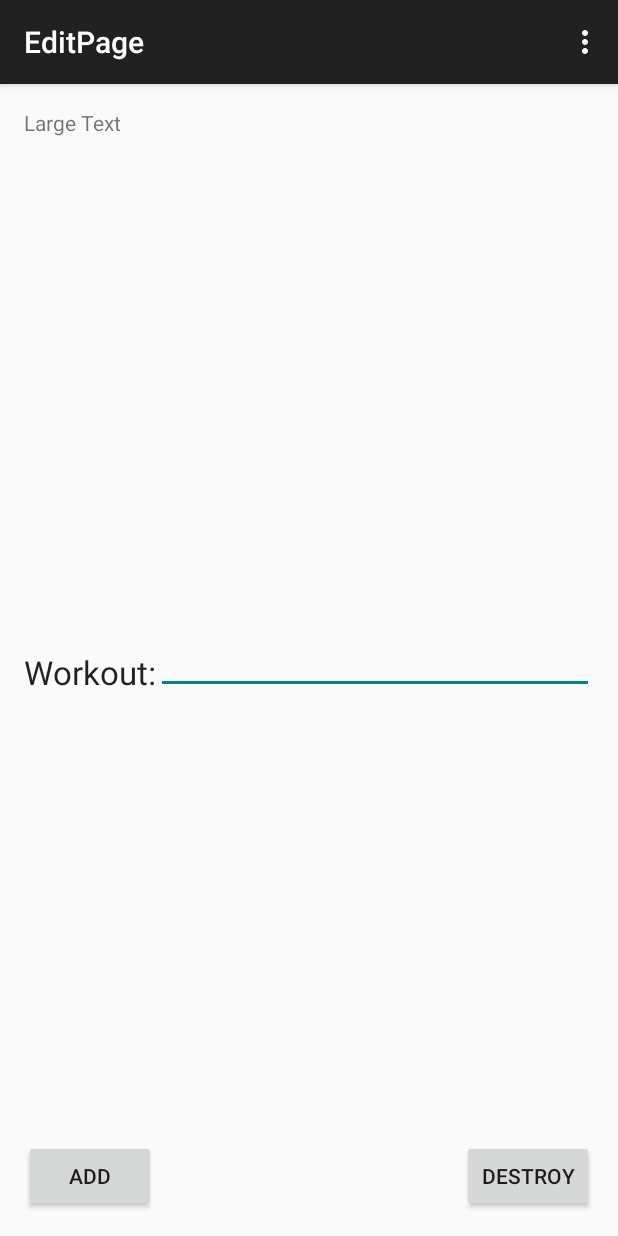
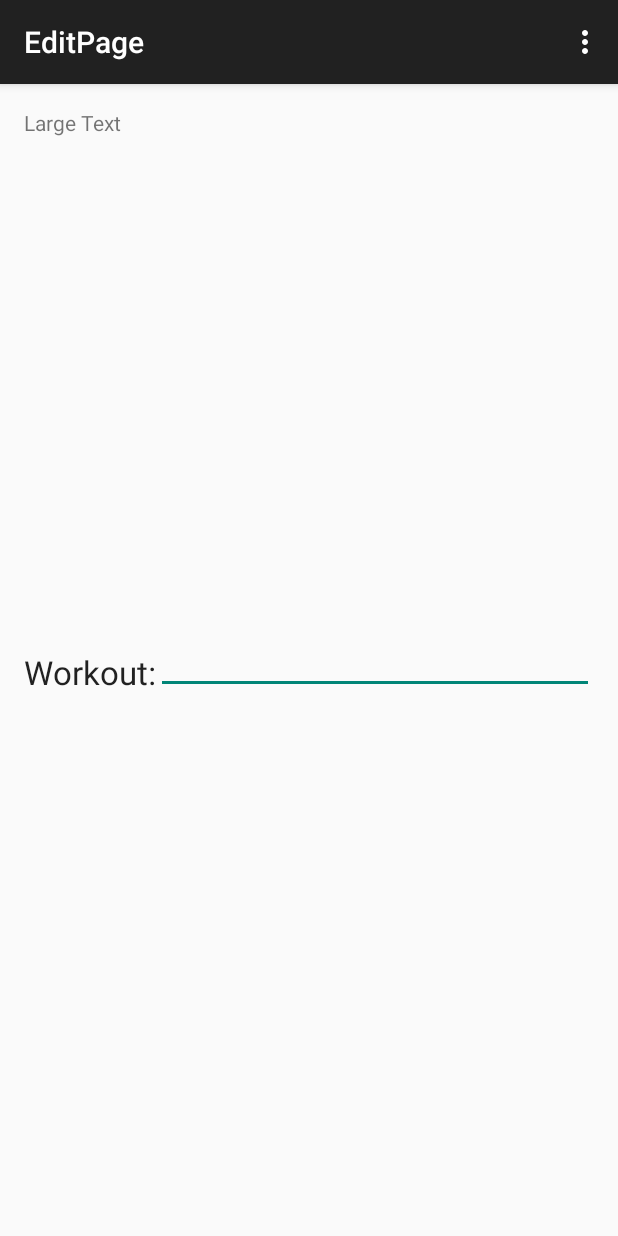
Before and after one commit to helloimjames/LiftApp, an Android app: the EditPage screen opened directly, with no data from a screen before it, on a phone screen of 412 x 824 dp. Run offline under Robolectric (Android 15) with nearby library versions, the phone set to English and light mode, and no system bars.

Commit message:
Update # 3
Table 3 initialized

```diff
--- a/liftapp/src/main/java/com/example/liftapp/AddExercise.java
+++ b/liftapp/src/main/java/com/example/liftapp/AddExercise.java
@@ -21,14 +21,14 @@ public class AddExercise extends Activity {
 
 
         openDB();
-        KillAllRecords();
+        //KillAllRecords();
         nextActivity();
         NumberPicker npSets = (NumberPicker)findViewById(R.id.npSets);
-        npSets.setMinValue(0);
+        npSets.setMinValue(1);
         npSets.setMaxValue(10);
 
         NumberPicker npReps = (NumberPicker)findViewById(R.id.npReps);
-        npReps.setMinValue(0);
+        npReps.setMinValue(1);
         npReps.setMaxValue(10);
 
     }
--- a/liftapp/src/main/java/com/example/liftapp/Counter.java
+++ b/liftapp/src/main/java/com/example/liftapp/Counter.java
@@ -66,7 +66,7 @@ public class Counter extends ActionBarActivity {
                 Cursor cursor = myDb.getAllRows3();
                 //TODO work on storing the  ReturnSetNumber
 
-                myDb.insertRow3(4, intCounterReps, IntRowID, fromSetsView.ReturnSetNumber());
+                myDb.updateRow3(fromSetsView.ReturnSetNumberRowId(), intCounterReps);
                 txtHistory.setText(displayRecordSet(cursor));
                 //txtHistory.setText("Worked");
 
--- a/liftapp/src/main/java/com/example/liftapp/EditPage.java
+++ b/liftapp/src/main/java/com/example/liftapp/EditPage.java
@@ -5,6 +5,7 @@ import android.database.Cursor;
 import android.support.v7.app.ActionBarActivity;
 import android.support.v4.app.Fragment;
 import android.os.Bundle;
+import android.view.KeyEvent;
 import android.view.LayoutInflater;
 import android.view.Menu;
 import android.view.MenuItem;
@@ -24,9 +25,9 @@ public class EditPage extends ActionBarActivity {
         super.onCreate(savedInstanceState);
         setContentView(R.layout.fragment_edit_page);
         openDB();
-        //onDestroy();
-        addWorkout();
-        KillAllRecords();
+
+
+
         //DeleteCurrentRecord();
         String a = fromMainActivity.getName();
         TextView textView = (TextView) findViewById(R.id.editTxtNewWorkout);
@@ -35,36 +36,7 @@ public class EditPage extends ActionBarActivity {
     }
 
 
-    private void addWorkout(){
-        Button secondActivity = (Button) findViewById(R.id.btnAdd);
 
-        secondActivity.setOnClickListener(new View.OnClickListener() {
-            @Override
-            public void onClick(View view) {
-
-                TextView editTxtNewWorkout = (TextView) findViewById(R.id.editTxtNewWorkout);
-                String TxtNewWorkout = editTxtNewWorkout.getText().toString();
-
-                if(TxtNewWorkout.length() ==0){
-
-                    Toast.makeText(EditPage.this,"Add a name to the Workout" , Toast.LENGTH_LONG).show();
-                    return;
-                }
-                else if(TxtNewWorkout.length() > 0){
-                myDb.insertRow(TxtNewWorkout);
-                Cursor cursor = myDb.getAllRows();
-                displayRecordSet(cursor);
-
-                Toast.makeText(EditPage.this,"Added "+TxtNewWorkout , Toast.LENGTH_LONG).show();
-                //fromMainActivity.populateWorkoutList();
-                startActivity(new Intent(EditPage.this, MainActivity.class));
-                }
-
-            }
-        });
-
-
-    }
 
     /*private void DeleteCurrentRecord(){
         Button DeleteCurrentRecord = (Button) findViewById(R.id.btnDeleteRecord);
@@ -79,23 +51,40 @@ public class EditPage extends ActionBarActivity {
             }
         });
     }*/
-    private void KillAllRecords(){
-        Button KillAllRecords = (Button) findViewById(R.id.btnDestroy);
 
-        KillAllRecords.setOnClickListener(new View.OnClickListener() {
-            @Override
-            public void onClick(View view) {
+    @Override
+    public boolean dispatchKeyEvent(KeyEvent e) {
+        //if (e.getKeyCode() == KeyEvent.KEYCODE_ENTER) {
+        if (e.getKeyCode() == KeyEvent.KEYCODE_ENTER && e.getAction()==0) {
+            Toast.makeText(EditPage.this, "You hit enter", Toast.LENGTH_LONG).show();
+            TextView editTxtNewWorkout = (TextView) findViewById(R.id.editTxtNewWorkout);
+            String TxtNewWorkout = editTxtNewWorkout.getText().toString();
 
-                myDb.deleteAll();
+            if(TxtNewWorkout.length() ==0){
+
+                Toast.makeText(EditPage.this,"Add a name to the Workout" , Toast.LENGTH_LONG).show();
+                //return true;
+            }
+
+            else if(TxtNewWorkout.length() > 0){
+
+                myDb.insertRow(TxtNewWorkout);
                 Cursor cursor = myDb.getAllRows();
                 displayRecordSet(cursor);
 
+                Toast.makeText(EditPage.this,"Added "+TxtNewWorkout , Toast.LENGTH_LONG).show();
 
+                startActivity(new Intent(EditPage.this, MainActivity.class));
+                //finish();
             }
-        });
 
 
+            //return true;
+        }
+        //return super.dispatchKeyEvent(e);
+        return false;
     }
+
     protected void onDestroy() {
         super.onDestroy();
         closeDB();
--- a/liftapp/src/main/res/layout/fragment_edit_page.xml
+++ b/liftapp/src/main/res/layout/fragment_edit_page.xml
@@ -16,7 +16,9 @@
         android:layout_alignParentRight="true"
         android:layout_alignParentEnd="true"
         android:layout_toRightOf="@+id/textView"
-        android:maxLines="1" />
+        android:maxLines="1"
+        android:minLines="1"
+        android:singleLine="true" />
 
     <TextView
         android:layout_width="wrap_content"
@@ -25,15 +27,6 @@
         android:text="Workout:"
         android:id="@+id/textView"
         android:layout_alignBottom="@+id/editTxtNewWorkout"
-        android:layout_alignParentLeft="true"
-        android:layout_alignParentStart="true" />
-
-    <Button
-        android:layout_width="wrap_content"
-        android:layout_height="wrap_content"
-        android:text="Add"
-        android:id="@+id/btnAdd"
-        android:layout_alignParentBottom="true"
         android:layout_alignParentLeft="true"
         android:layout_alignParentStart="true" />
 
@@ -50,13 +43,4 @@
         android:layout_alignParentLeft="true"
         android:layout_alignParentStart="true" />
 
-    <Button
-        android:layout_width="wrap_content"
-        android:layout_height="wrap_content"
-        android:text="Destroy"
-        android:id="@+id/btnDestroy"
-        android:layout_alignTop="@+id/btnAdd"
-        android:layout_alignParentRight="true"
-        android:layout_alignParentEnd="true" />
-
 </RelativeLayout>
```
Also changed, not shown: liftapp/src/main/java/com/example/liftapp/DBAdapter.java (+16 -0 lines), liftapp/src/main/java/com/example/liftapp/EditWorkout.java (+5 -4 lines), liftapp/src/main/java/com/example/liftapp/Exercises.java (+1 -12 lines), liftapp/src/main/java/com/example/liftapp/SetsView.java (+17 -5 lines), liftapp/src/main/res/layout/activity_exercises.xml (+0 -8 lines).
